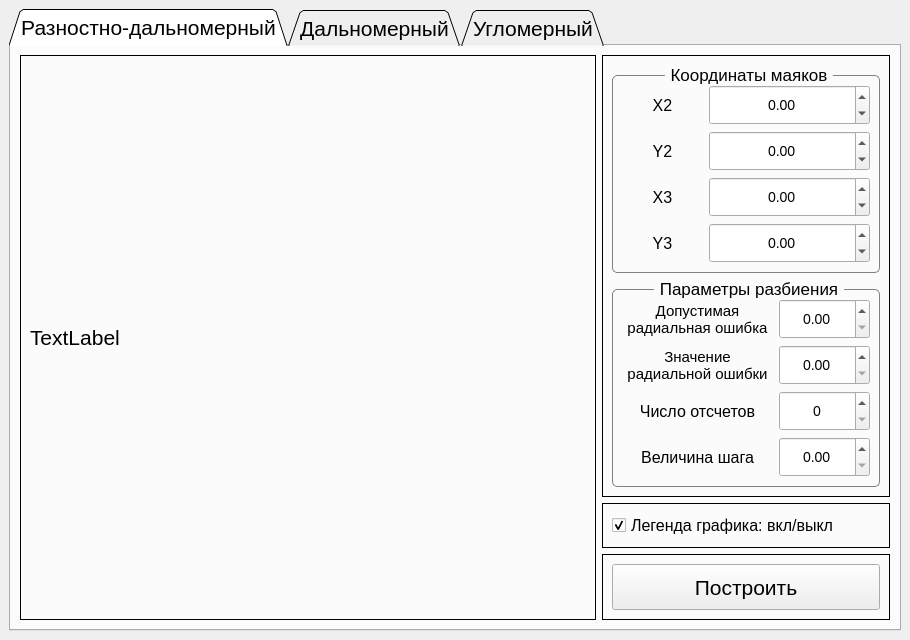
Before: the Qt Designer form ui/mainGUI.ui in SaySmokeGraf/example_py_desktop, drawn with Qt 5.
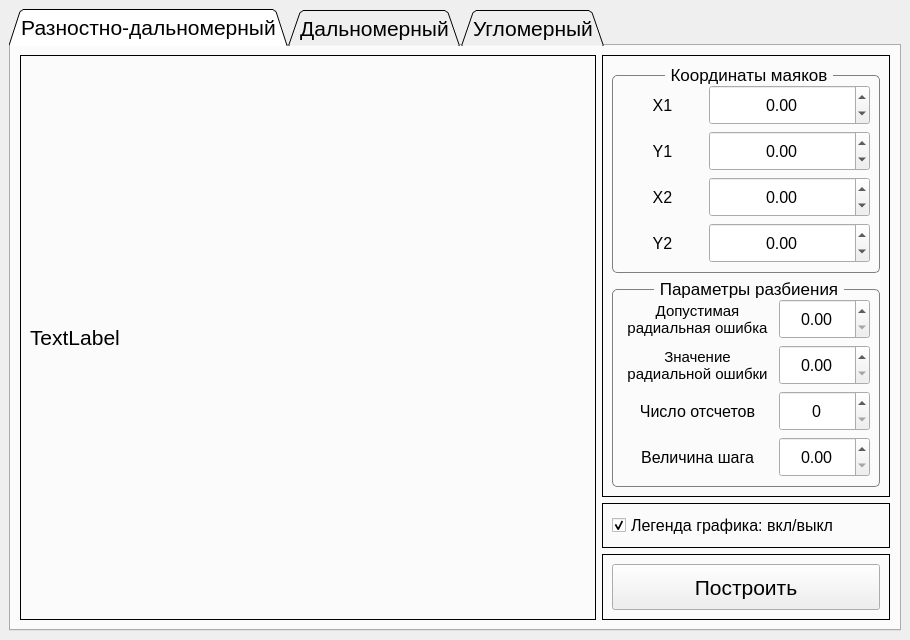
After: the same form once the commit is applied.

Commit message: Исправление вывода в консоль предупреждения QFont

Diff of the .ui file:
```diff
--- a/ui/mainGUI.ui
+++ b/ui/mainGUI.ui
@@ -140,11 +140,11 @@
                       </property>
                       <property name="font">
                        <font>
-                        <pointsize>-1</pointsize>
+                        <pointsize>12</pointsize>
                        </font>
                       </property>
                       <property name="styleSheet">
-                       <string notr="true">QDoubleSpinBox{font-size: 14px; text-align: right}</string>
+                       <string notr="true"/>
                       </property>
                       <property name="alignment">
                        <set>Qt::AlignCenter</set>
@@ -170,11 +170,11 @@
                       </property>
                       <property name="font">
                        <font>
-                        <pointsize>-1</pointsize>
+                        <pointsize>12</pointsize>
                        </font>
                       </property>
                       <property name="styleSheet">
-                       <string notr="true">QDoubleSpinBox{font-size: 14px; text-align: right}</string>
+                       <string notr="true"/>
                       </property>
                       <property name="alignment">
                        <set>Qt::AlignCenter</set>
@@ -195,7 +195,7 @@
                        </font>
                       </property>
                       <property name="text">
-                       <string>X2</string>
+                       <string>X1</string>
                       </property>
                       <property name="alignment">
                        <set>Qt::AlignCenter</set>
@@ -210,7 +210,7 @@
                        </font>
                       </property>
                       <property name="text">
-                       <string>X3</string>
+                       <string>X2</string>
                       </property>
                       <property name="alignment">
                        <set>Qt::AlignCenter</set>
@@ -225,7 +225,7 @@
                        </font>
                       </property>
                       <property name="text">
-                       <string>Y2</string>
+                       <string>Y1</string>
                       </property>
                       <property name="alignment">
                        <set>Qt::AlignCenter</set>
@@ -240,7 +240,7 @@
                        </font>
                       </property>
                       <property name="text">
-                       <string>Y3</string>
+                       <string>Y2</string>
                       </property>
                       <property name="alignment">
                        <set>Qt::AlignCenter</set>
@@ -257,11 +257,11 @@
                       </property>
                       <property name="font">
                        <font>
-                        <pointsize>-1</pointsize>
+                        <pointsize>12</pointsize>
                        </font>
                       </property>
                       <property name="styleSheet">
-                       <string notr="true">QDoubleSpinBox{font-size: 14px; text-align: right}</string>
+                       <string notr="true"/>
                       </property>
                       <property name="alignment">
                        <set>Qt::AlignCenter</set>
@@ -284,11 +284,11 @@
                       </property>
                       <property name="font">
                        <font>
-                        <pointsize>-1</pointsize>
+                        <pointsize>12</pointsize>
                        </font>
                       </property>
                       <property name="styleSheet">
-                       <string notr="true">QDoubleSpinBox{font-size: 14px; text-align: right}</string>
+                       <string notr="true"/>
                       </property>
                       <property name="alignment">
                        <set>Qt::AlignCenter</set>
@@ -411,11 +411,11 @@
                       </property>
                       <property name="font">
                        <font>
-                        <pointsize>-1</pointsize>
+                        <pointsize>12</pointsize>
                        </font>
                       </property>
                       <property name="styleSheet">
-                       <string notr="true">QDoubleSpinBox{font-size: 14px; text-align: right}</string>
+                       <string notr="true"/>
                       </property>
                       <property name="alignment">
                        <set>Qt::AlignCenter</set>
@@ -438,11 +438,11 @@
                       </property>
                       <property name="font">
                        <font>
-                        <pointsize>-1</pointsize>
+                        <pointsize>12</pointsize>
                        </font>
                       </property>
                       <property name="styleSheet">
-                       <string notr="true">QDoubleSpinBox{font-size: 14px; text-align: right}</string>
+                       <string notr="true"/>
                       </property>
                       <property name="alignment">
                        <set>Qt::AlignCenter</set>
@@ -465,11 +465,11 @@
                       </property>
                       <property name="font">
                        <font>
-                        <pointsize>-1</pointsize>
+                        <pointsize>12</pointsize>
                        </font>
                       </property>
                       <property name="styleSheet">
-                       <string notr="true">QSpinBox{font-size: 14px; text-align: right}</string>
+                       <string notr="true"/>
                       </property>
                       <property name="alignment">
                        <set>Qt::AlignCenter</set>
@@ -489,11 +489,11 @@
                       </property>
                       <property name="font">
                        <font>
-                        <pointsize>-1</pointsize>
+                        <pointsize>12</pointsize>
                        </font>
                       </property>
                       <property name="styleSheet">
-                       <string notr="true">QDoubleSpinBox{font-size: 14px; text-align: right}</string>
+                       <string notr="true"/>
                       </property>
                       <property name="alignment">
                        <set>Qt::AlignCenter</set>
```
Left out of the diff: 64 changed lines with no effect on the pictures. The commit also changes 1 other file.
